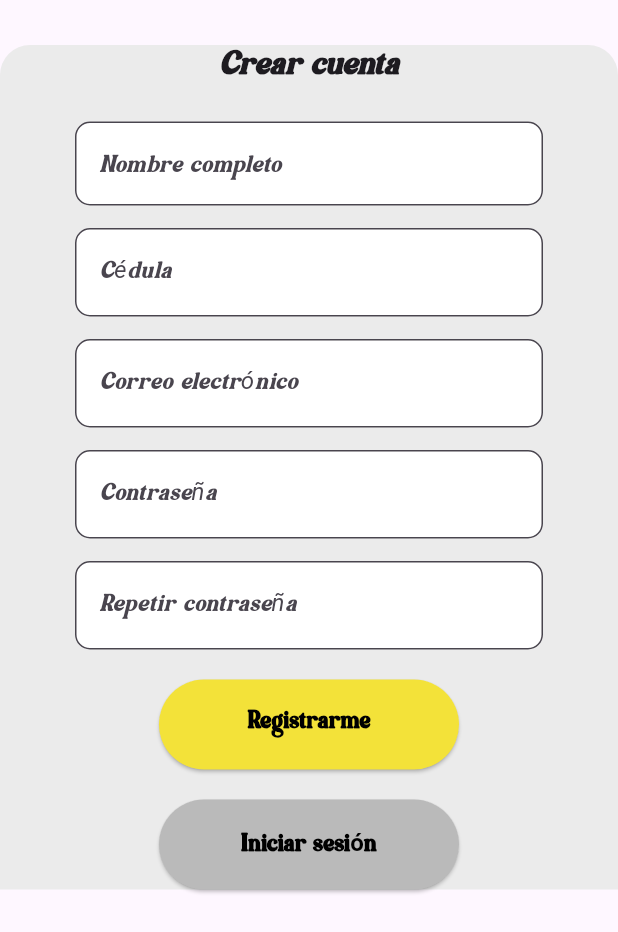
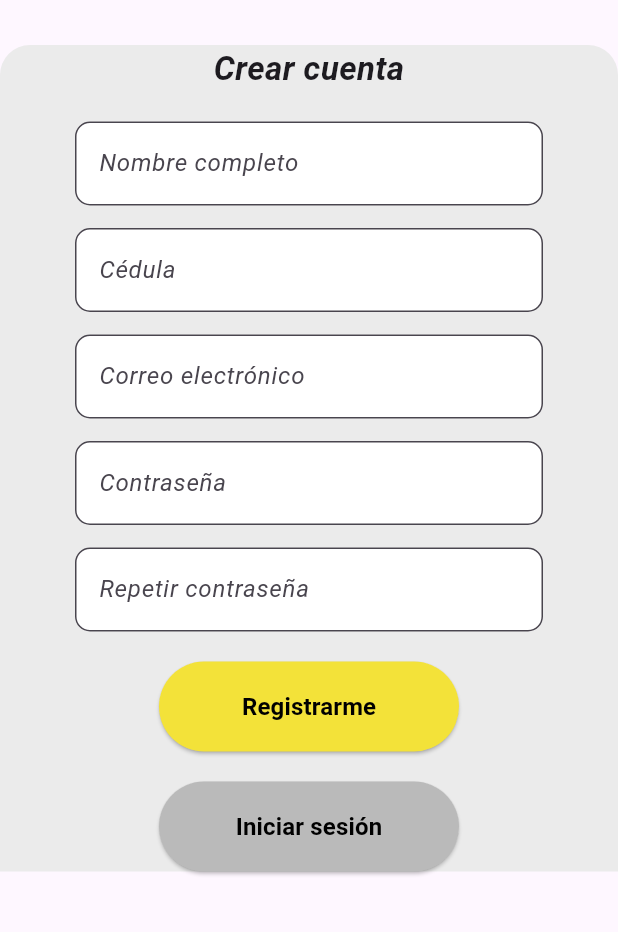
Before and after one commit to YordiColina/FiaoExpressApp, a Flutter app: the CreateAccount widget shown alone on an empty page, opened directly, on a phone screen of 412 x 824 dp. Shown: the top 932 px of the screen. Run offline on Flutter 3.47's test engine with Material 3 defaults, Android fonts, the phone set to English and light mode, and no system bars; our stand-ins replace another_flushbar, cloud_firestore, equatable, firebase_auth, firebase_core, firebase_messaging and 2 more; accounts and stored records are empty; project files that could hold a hidden picture were left out.

```diff
--- a/lib/login_sreens/create_account.dart
+++ b/lib/login_sreens/create_account.dart
@@ -58,7 +58,6 @@ class _CreateAccountState extends State<CreateAccount> {
                           style: TextStyle(
                             fontSize: 22,
                             fontWeight: FontWeight.w700,
-                            fontFamily: 'Dorgan',
                             fontStyle: FontStyle.italic,
                           ),
                         ),
@@ -75,7 +74,6 @@ class _CreateAccountState extends State<CreateAccount> {
                           hintStyle: const TextStyle(
                             fontSize: 16,
                             fontWeight: FontWeight.w400,
-                            fontFamily: 'Dorgan',
                             fontStyle: FontStyle.italic,
                           ),
                           border: OutlineInputBorder(
@@ -106,7 +104,6 @@ class _CreateAccountState extends State<CreateAccount> {
                           hintStyle: const TextStyle(
                             fontSize: 16,
                             fontWeight: FontWeight.w400,
-                            fontFamily: 'Dorgan',
                             fontStyle: FontStyle.italic,
                           ),
                           border: OutlineInputBorder(
@@ -137,7 +134,6 @@ class _CreateAccountState extends State<CreateAccount> {
                           hintStyle: const TextStyle(
                             fontSize: 16,
                             fontWeight: FontWeight.w400,
-                            fontFamily: 'Dorgan',
                             fontStyle: FontStyle.italic,
                           ),
                           border: OutlineInputBorder(
@@ -167,7 +163,6 @@ class _CreateAccountState extends State<CreateAccount> {
                           hintStyle: const TextStyle(
                             fontSize: 16,
                             fontWeight: FontWeight.w400,
-                            fontFamily: 'Dorgan',
                             fontStyle: FontStyle.italic,
                           ),
                           border: OutlineInputBorder(
@@ -195,7 +190,6 @@ class _CreateAccountState extends State<CreateAccount> {
                             hintStyle: const TextStyle(
                               fontSize: 16,
                               fontWeight: FontWeight.w400,
-                              fontFamily: 'Dorgan',
                               fontStyle: FontStyle.italic,
                             ),
                             border: OutlineInputBorder(
@@ -239,7 +233,6 @@ class _CreateAccountState extends State<CreateAccount> {
                           child: const Text('Registrarme',
                               style: TextStyle(
                                 color: Colors.black,
-                                fontFamily: 'Dorgan',
                                 fontSize: 16,
                                 fontStyle: FontStyle.normal,
                                 fontWeight: FontWeight.w700,
@@ -261,7 +254,6 @@ class _CreateAccountState extends State<CreateAccount> {
                           child: const Text('Iniciar sesión',
                               style: TextStyle(
                                 color: Colors.black,
-                                fontFamily: 'Dorgan',
                                 fontSize: 16,
                                 fontStyle: FontStyle.normal,
                                 fontWeight: FontWeight.w700,
```
Also changed, not shown: lib/login_sreens/pre_home.dart (+4 -3 lines).
